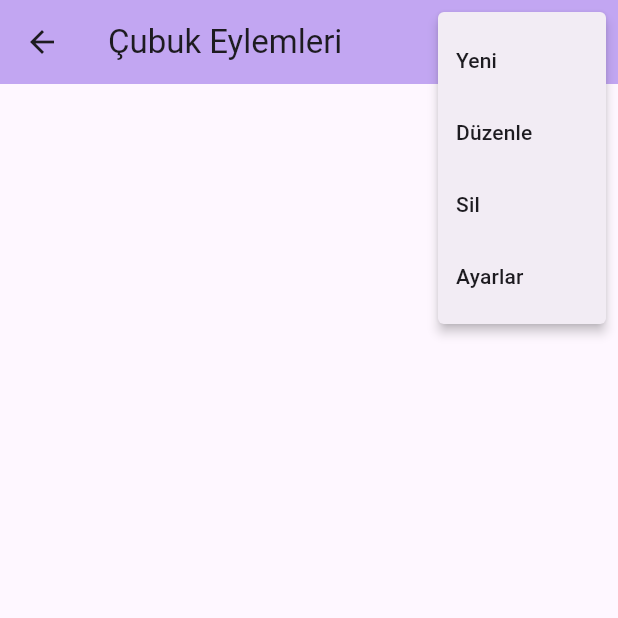
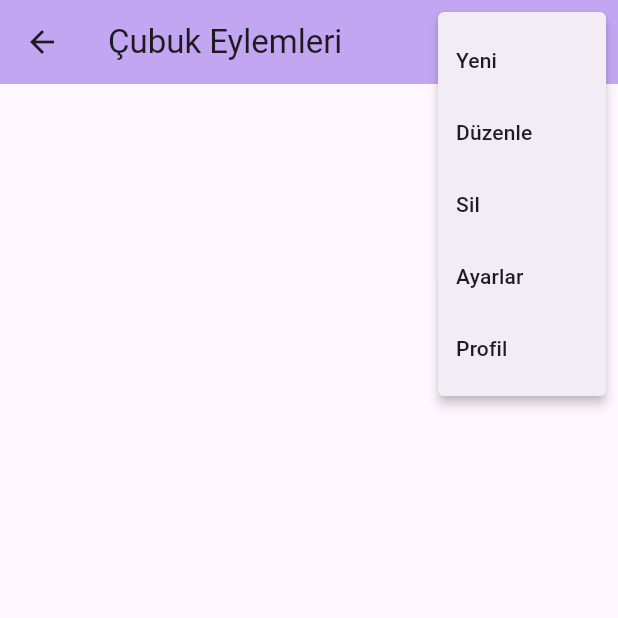
Before and after one commit to yayirgul/flutter_library, a Flutter app: the AppbarActionWidget screen opened directly, after a tap on the "more vert" icon, on a phone screen of 412 x 824 dp, the top half of it. Run offline on Flutter 3.47's test engine with Material 2 defaults, Android fonts, the light colour scheme and no system bars; our stand-ins replace flutter_easyloading.

Commit message:
action profile

```diff
--- a/lib/widgets/appbar_action_widget.dart
+++ b/lib/widgets/appbar_action_widget.dart
@@ -11,7 +11,7 @@ class AppbarActionWidget extends StatefulWidget {
 }
 
 class _AppbarActionWidgetState extends State<AppbarActionWidget> {
-  List<String> actions = ['Yeni', 'Düzenle', 'Sil', 'Ayarlar'];
+  List<String> actions = ['Yeni', 'Düzenle', 'Sil', 'Ayarlar', 'Profil'];
   @override
   Widget build(BuildContext context) {
     return Scaffold(
```
